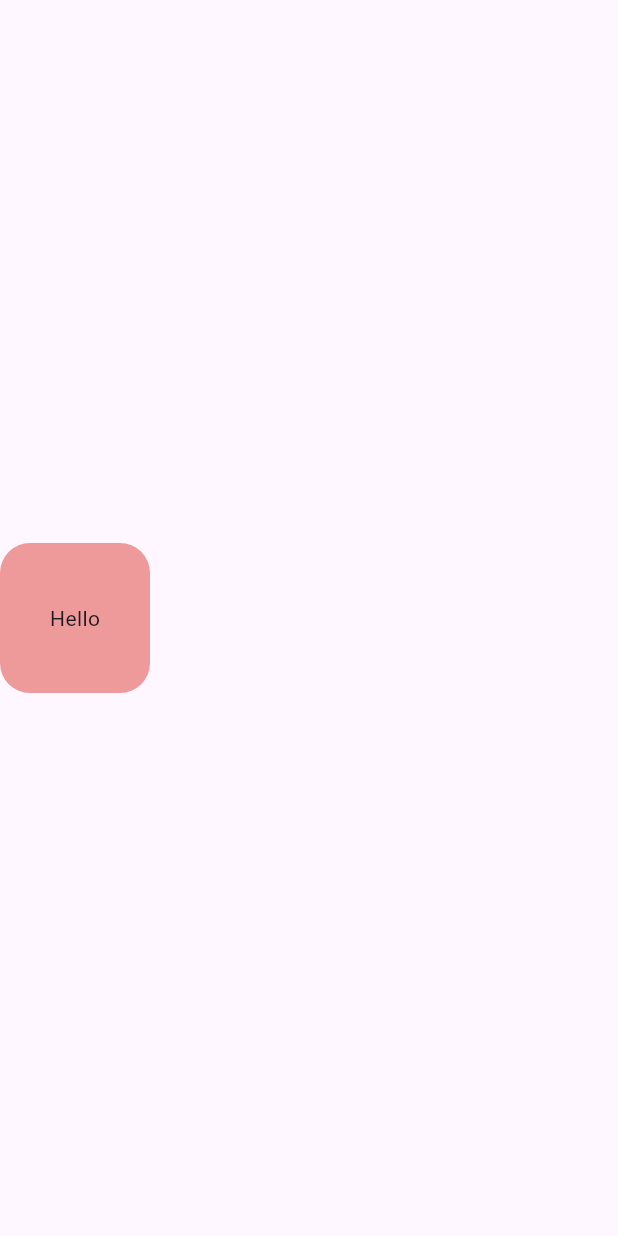
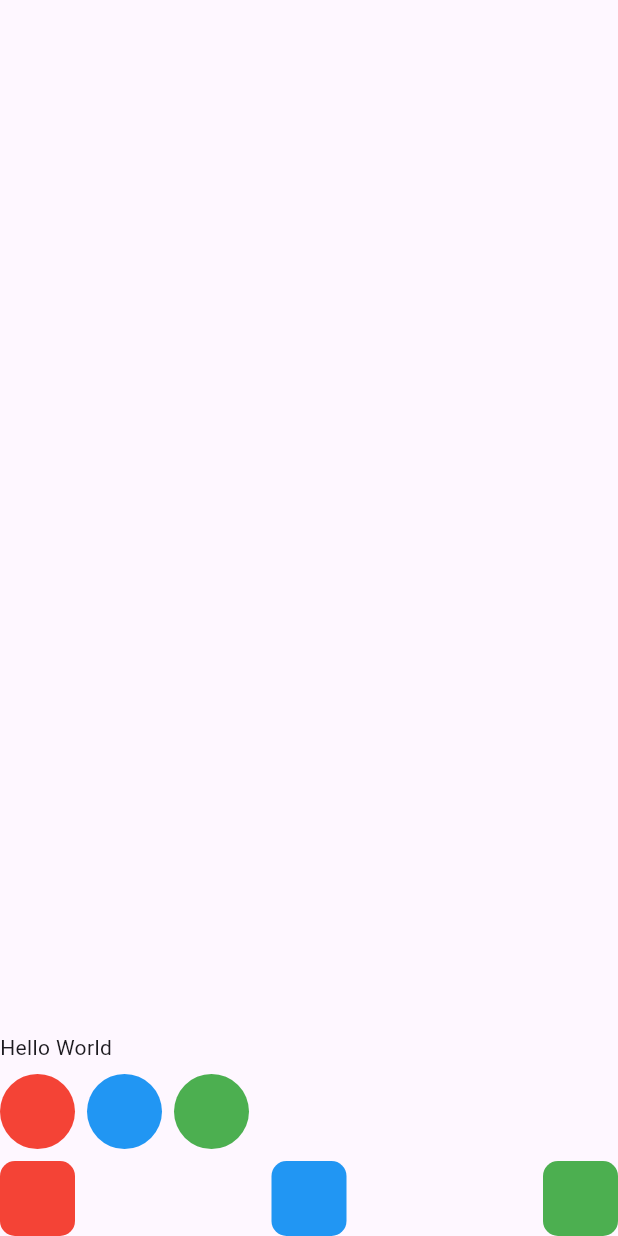
Before and after one commit to youngjun625/flutter_course, a Flutter app: the screen it shows after launch, on a phone screen of 412 x 824 dp. Run offline on Flutter 3.47's test engine with Material 3 defaults, Android fonts, the phone set to English and light mode, and no system bars.

Commit message:
assignment4

```diff
--- a/lib/main.dart
+++ b/lib/main.dart
@@ -11,20 +11,79 @@ class MainApp extends StatelessWidget {
   Widget build(BuildContext context) {
     return  MaterialApp(
       home: Scaffold(
-        body: Center(
-          child: Align(
-            alignment: Alignment.centerLeft,
-            child: Container(
-              width: 100,
-              height: 100,
-              decoration: BoxDecoration(
-                color: Colors.red[200],
-                borderRadius: BorderRadius.circular(20),
-              ),
-              child: Center(
-                child: Text("Hello")
-              ),
-            ),
+        body: SafeArea(
+          child: Center(
+            child: Column(
+              mainAxisAlignment: MainAxisAlignment.end,
+              children: [
+                Row(
+                  children: [
+                    Text('Hello World'),
+                  ],
+                ),
+                SizedBox(height: 8,),
+                Row(
+                  children: [
+                    Container(
+                      width: 50,
+                      height: 50,
+                      decoration: BoxDecoration(
+                        color: Colors.red,
+                        borderRadius: BorderRadius.circular(50)
+                      ),
+                    ),
+                    SizedBox(width: 8),
+                    Container(
+                      width: 50,
+                      height: 50,
+                      decoration: BoxDecoration(
+                        color: Colors.blue,
+                        borderRadius: BorderRadius.circular(50)
+                      ),
+                    ),
+                    SizedBox(width: 8),
+                    Container(
+                      width: 50,
+                      height: 50,
+                      decoration: BoxDecoration(
+                        color: Colors.green,
+                        borderRadius: BorderRadius.circular(50)
+                      ),
+                    ),
+                  ],
+                ),
+                SizedBox(height: 8,),
+                Row(
+                  mainAxisAlignment: MainAxisAlignment.spaceBetween,
+                  children: [
+                    Container(
+                      width: 50,
+                      height: 50,
+                      decoration: BoxDecoration(
+                        color: Colors.red,
+                        borderRadius: BorderRadius.circular(10)
+                      ),
+                    ),
+                    Container(
+                      width: 50,
+                      height: 50,
+                      decoration: BoxDecoration(
+                        color: Colors.blue,
+                        borderRadius: BorderRadius.circular(10)
+                      ),
+                    ),
+                    Container(
+                      width: 50,
+                      height: 50,
+                      decoration: BoxDecoration(
+                        color: Colors.green,
+                        borderRadius: BorderRadius.circular(10)
+                      ),
+                    ),
+                  ],
+                ),
+              ],
+            )
           ),
         )
       ),
```
